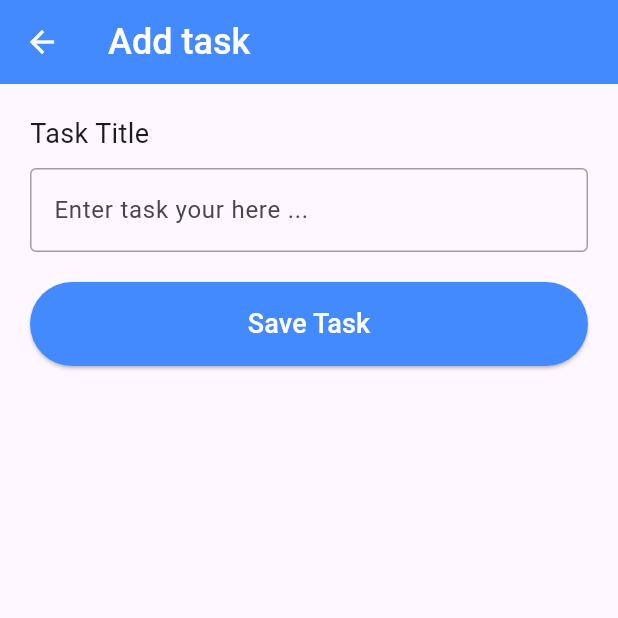
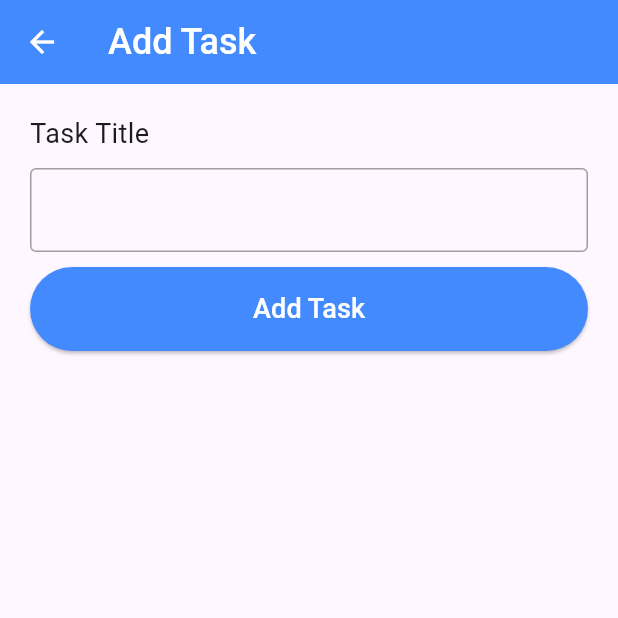
Before and after one commit to hertilan/Remind_Me_App, a Flutter app: the AddTaskScreen screen opened directly, on a phone screen of 412 x 824 dp, the top half of it. Run offline on Flutter 3.47's test engine with Material 3 defaults, Android fonts, the phone set to English and light mode, and no system bars; our stand-ins replace sqflite; accounts and stored records are empty.

Commit message:
designing button and title to look better

```diff
--- a/lib/add_task_screen.dart
+++ b/lib/add_task_screen.dart
@@ -1,74 +1,94 @@
 import 'package:flutter/material.dart';
-import 'package:remind_me_app/database_helper.dart';
+import 'database_helper.dart';
 
 class AddTaskScreen extends StatefulWidget {
-  const AddTaskScreen({super.key});
+  final int? taskId;
+  final String? existingTitle;
+
+  const AddTaskScreen({super.key, this.taskId, this.existingTitle});
+
   @override
   State<AddTaskScreen> createState() => _AddTaskScreenState();
 }
 
 class _AddTaskScreenState extends State<AddTaskScreen> {
-  final TextEditingController _taskTitleController = TextEditingController();
+  final _controller = TextEditingController();
+
+  @override
+  void initState() {
+    super.initState();
+    if (widget.existingTitle != null) {
+      _controller.text = widget.existingTitle!;
+    }
+  }
+
+  Future<void> _saveTask() async {
+    final title = _controller.text.trim();
+    if (title.isEmpty) return;
+
+    final db = DatabaseHelper();
+    if (widget.taskId == null) {
+      await db.insertTask(title);
+    } else {
+      await db.updateTask(widget.taskId!, title);
+    }
+
+    Navigator.pop(context);
+  }
 
   @override
   Widget build(BuildContext context) {
     return Scaffold(
       appBar: AppBar(
-        title: const Text(
-          'Add task',
-          style: TextStyle(
+        title: Text(
+          widget.taskId == null ? 'Add Task' : 'Edit Task',
+          style: const TextStyle(
             fontWeight: FontWeight.w500,
             color: Colors.white,
             fontSize: 24,
           ),
         ),
+        backgroundColor: Colors.blueAccent,
         leading: IconButton(
-          icon: Icon(Icons.arrow_back),
-          color: Colors.white,
-          iconSize: 24,
-          onPressed: () {
-            Navigator.pop(context);
-          },
+          icon: const Icon(Icons.arrow_back, color: Colors.white),
+          onPressed: () => Navigator.pop(context),
         ),
-        backgroundColor: Colors.blueAccent,
       ),
       body: Padding(
-        padding: const EdgeInsets.all(20.0),
+        padding: const EdgeInsets.all(20),
         child: Column(
           crossAxisAlignment: CrossAxisAlignment.stretch,
           children: [
             const Text('Task Title', style: TextStyle(fontSize: 18)),
             const SizedBox(height: 10),
             TextField(
-              controller: _taskTitleController,
-              decoration: InputDecoration(
+              controller: _controller,
+              decoration: const InputDecoration(
                 border: OutlineInputBorder(),
-                hintText: 'Enter task your here ...',
-                // labelText: 'Task Title',
                 focusedBorder: OutlineInputBorder(
-                  borderSide: BorderSide(color: Colors.blueAccent, width: 2.0),
+                  borderSide: BorderSide(color: Colors.blueAccent, width: 2),
                 ),
                 enabledBorder: OutlineInputBorder(
-                  borderSide: BorderSide(color: Colors.grey, width: 1.0),
+                  borderSide: BorderSide(color: Colors.grey, width: 1),
                 ),
               ),
             ),
-            const SizedBox(height: 20),
-            ElevatedButton(
-              onPressed: () async {
-                final title = _taskTitleController.text.trim();
-                if (title.isNotEmpty) {
-                  await DatabaseHelper().insertTask(title);
-                  Navigator.pop(context);
-                }
-              },
-              style: ElevatedButton.styleFrom(
-                backgroundColor: Colors.blueAccent,
-                padding: const EdgeInsets.symmetric(vertical: 15),
-              ),
-              child: const Text(
-                'Save Task',
-                style: TextStyle(fontSize: 18, color: Colors.white),
+            Padding(
+              padding: const EdgeInsets.only(top: 10),
+              child: ElevatedButton(
+                onPressed: _saveTask,
+                style: ElevatedButton.styleFrom(
+                  backgroundColor: Colors.blueAccent,
+                  padding: const EdgeInsets.symmetric(vertical: 15),
+                ),
+                child: Text(
+                  widget.taskId == null ? 'Add Task' : 'Update Task',
+                  style: const TextStyle(
+                    fontSize: 18,
+                    fontWeight: FontWeight.w500,
+                    color: Colors.white,
+                  ),
+                ),
               ),
             ),
           ],
```
Also changed, not shown: lib/database_helper.dart (+10 -0 lines), lib/home_screen.dart (+12 -0 lines).
